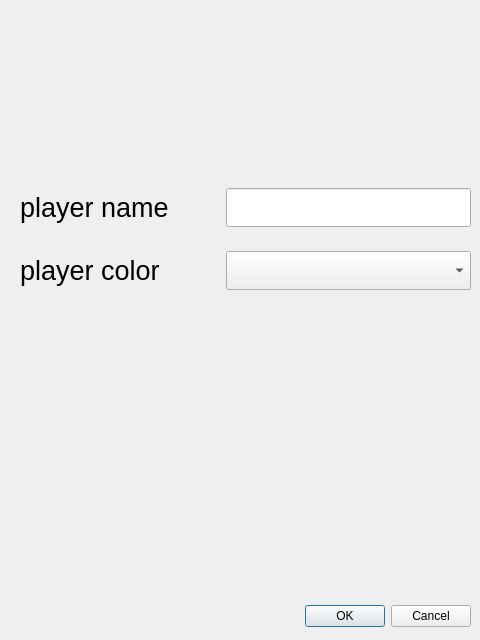
Qt form form/playerinfo.ui (onedayonecoding/QT_Yatzy_Project) before a commit.
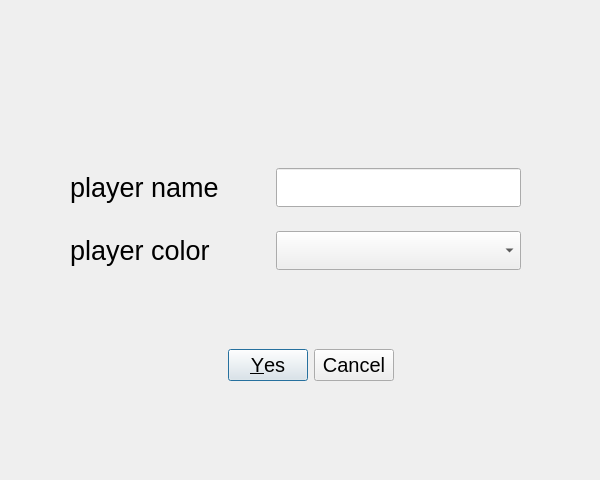
The same form after that commit.

```diff
--- a/form/playerinfo.ui
+++ b/form/playerinfo.ui
@@ -6,8 +6,8 @@
    <rect>
     <x>0</x>
     <y>0</y>
-    <width>480</width>
-    <height>640</height>
+    <width>600</width>
+    <height>480</height>
    </rect>
   </property>
   <property name="windowTitle">
@@ -16,24 +16,32 @@
   <widget class="QDialogButtonBox" name="buttonBox">
    <property name="geometry">
     <rect>
-     <x>10</x>
-     <y>600</y>
-     <width>461</width>
-     <height>32</height>
+     <x>220</x>
+     <y>340</y>
+     <width>181</width>
+     <height>51</height>
     </rect>
    </property>
+   <property name="font">
+    <font>
+     <pointsize>15</pointsize>
+    </font>
+   </property>
    <property name="orientation">
     <enum>Qt::Horizontal</enum>
    </property>
    <property name="standardButtons">
-    <set>QDialogButtonBox::Cancel|QDialogButtonBox::Ok</set>
+    <set>QDialogButtonBox::Cancel|QDialogButtonBox::Yes</set>
+   </property>
+   <property name="centerButtons">
+    <bool>true</bool>
    </property>
   </widget>
   <widget class="QWidget" name="layoutWidget">
    <property name="geometry">
     <rect>
-     <x>20</x>
-     <y>160</y>
+     <x>70</x>
+     <y>140</y>
      <width>451</width>
      <height>140</height>
     </rect>
```
